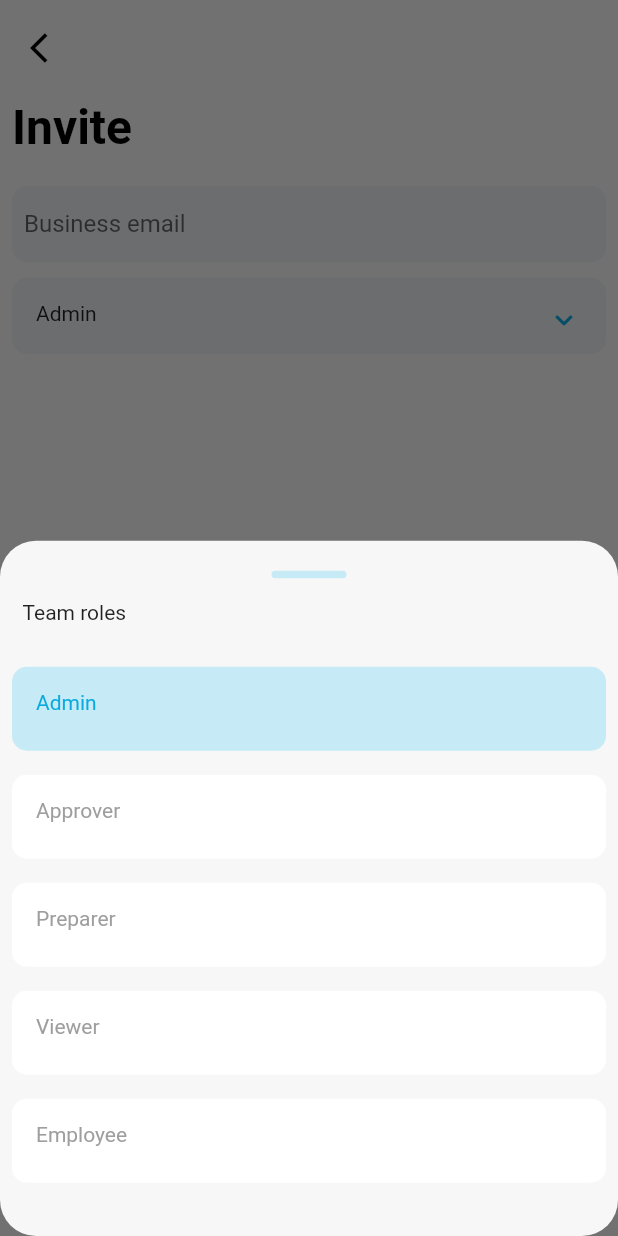
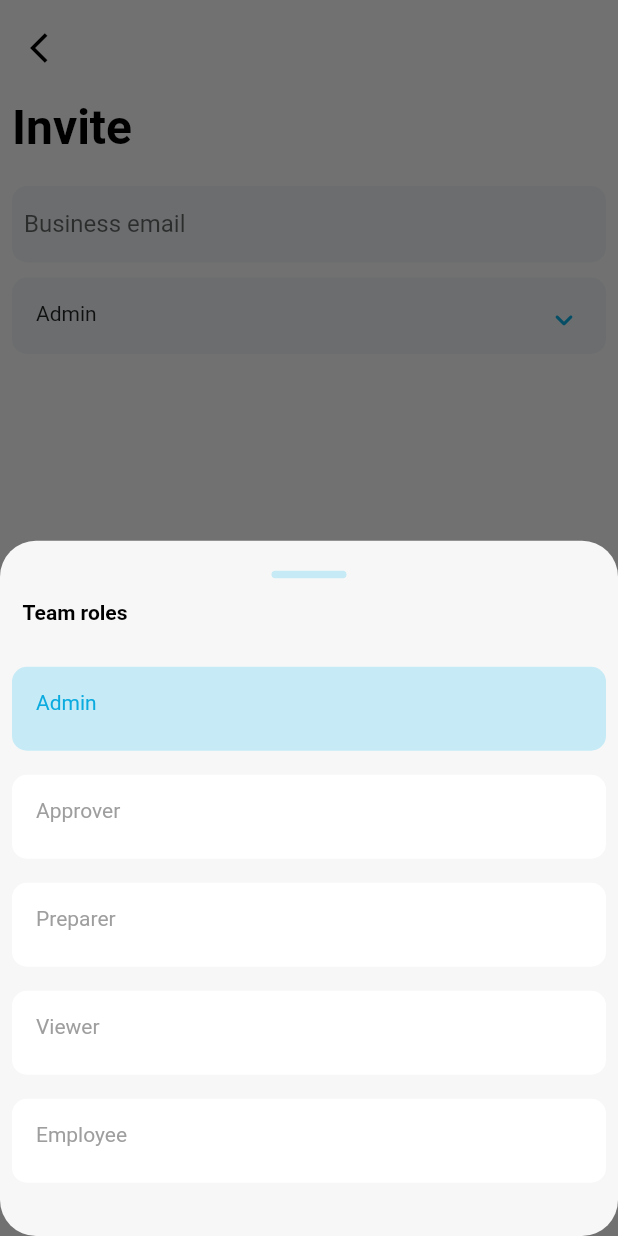
Before and after one commit to Abh1navAbhinav/marlo_technologies, a Flutter app: the InviteScreen screen opened directly, after a tap on "Admin", on a phone screen of 412 x 824 dp. Run offline on Flutter 3.47's test engine with Material 2 defaults, Android fonts, the phone set to English and light mode, and no system bars; our stand-ins replace get, google_fonts.

Commit message:
small ui changes

```diff
--- a/lib/main.dart
+++ b/lib/main.dart
@@ -1,4 +1,5 @@
 import 'package:flutter/material.dart';
+import 'package:flutter/services.dart';
 import 'package:get/get.dart';
 import 'package:google_fonts/google_fonts.dart';
 import 'package:project1/view/bottom_navigation/bottom_navigation.dart';
@@ -12,6 +13,7 @@ class MyApp extends StatelessWidget {
 
   @override
   Widget build(BuildContext context) {
+    SystemChrome.setPreferredOrientations([DeviceOrientation.portraitUp]);
     return GetMaterialApp(
       debugShowCheckedModeBanner: false,
       title: 'Flutter Demo',
--- a/lib/view/home/widgets/all_people_list_tile.dart
+++ b/lib/view/home/widgets/all_people_list_tile.dart
@@ -13,6 +13,7 @@ class AllPeopleListTileWidget extends GetView<HomeController> {
     return SizedBox(
       height: 170,
       child: ListView.builder(
+        physics: const BouncingScrollPhysics(),
         itemCount: 2,
         itemBuilder: (context, index) => Padding(
           padding: const EdgeInsets.all(8.0),
--- a/lib/view/home/widgets/invited_people_list_tile.dart
+++ b/lib/view/home/widgets/invited_people_list_tile.dart
@@ -12,6 +12,7 @@ class InvitedPeopleListTileWidget extends GetView<HomeController> {
   Widget build(BuildContext context) {
     return Expanded(
       child: ListView.builder(
+        physics: const BouncingScrollPhysics(),
         itemCount: 2,
         itemBuilder: (context, index) => Padding(
           padding: const EdgeInsets.all(8.0),
--- a/lib/view/invite/widgets/bottom_sheet.dart
+++ b/lib/view/invite/widgets/bottom_sheet.dart
@@ -1,6 +1,7 @@
 import 'package:flutter/material.dart';
 import 'package:get/get.dart';
 import 'package:project1/constants/colors.dart';
+import 'package:project1/constants/textstyles.dart';
 import 'package:project1/controller/invite_controller.dart';
 
 class CustomBottomSheetWidget extends GetView<InviteController> {
@@ -30,14 +31,15 @@ class CustomBottomSheetWidget extends GetView<InviteController> {
             Column(
               crossAxisAlignment: CrossAxisAlignment.start,
               children: [
-                const Padding(
-                  padding: EdgeInsets.only(
+                Padding(
+                  padding: const EdgeInsets.only(
                     left: 15,
                     top: 15,
                     bottom: 20,
                   ),
                   child: Text(
                     'Team roles',
+                    style: txtstlObj.nameStyle,
                   ),
                 ),
                 SizedBox(
```
Also changed, not shown: lib/controller/home_controller.dart (+11 -0 lines).
